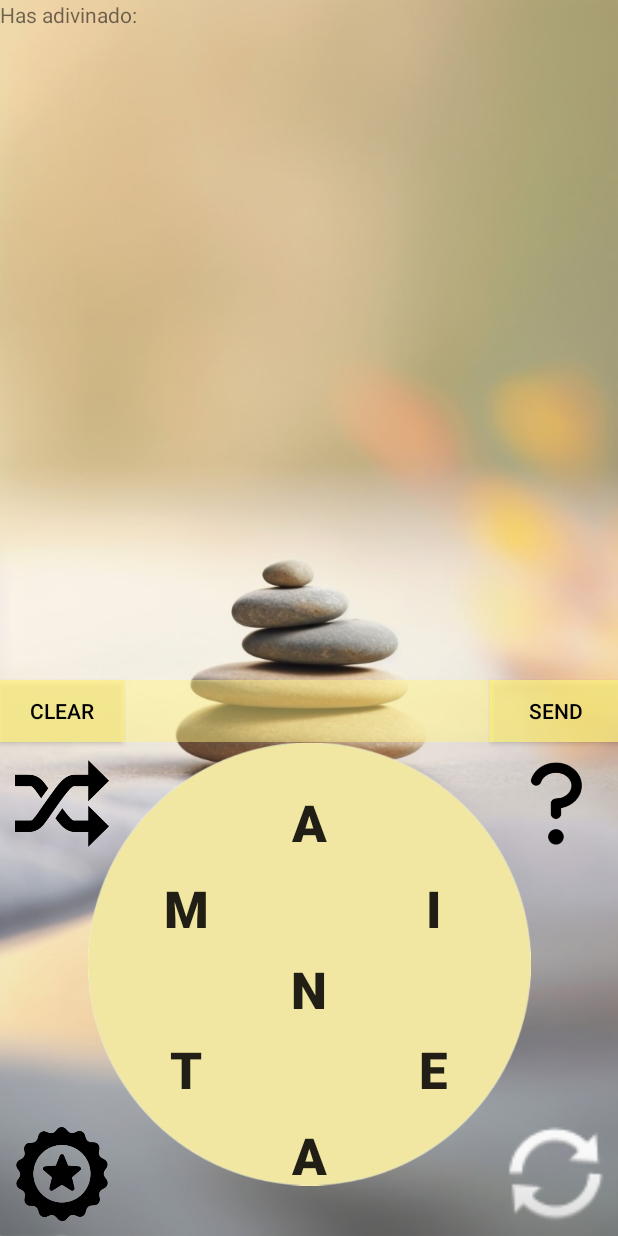
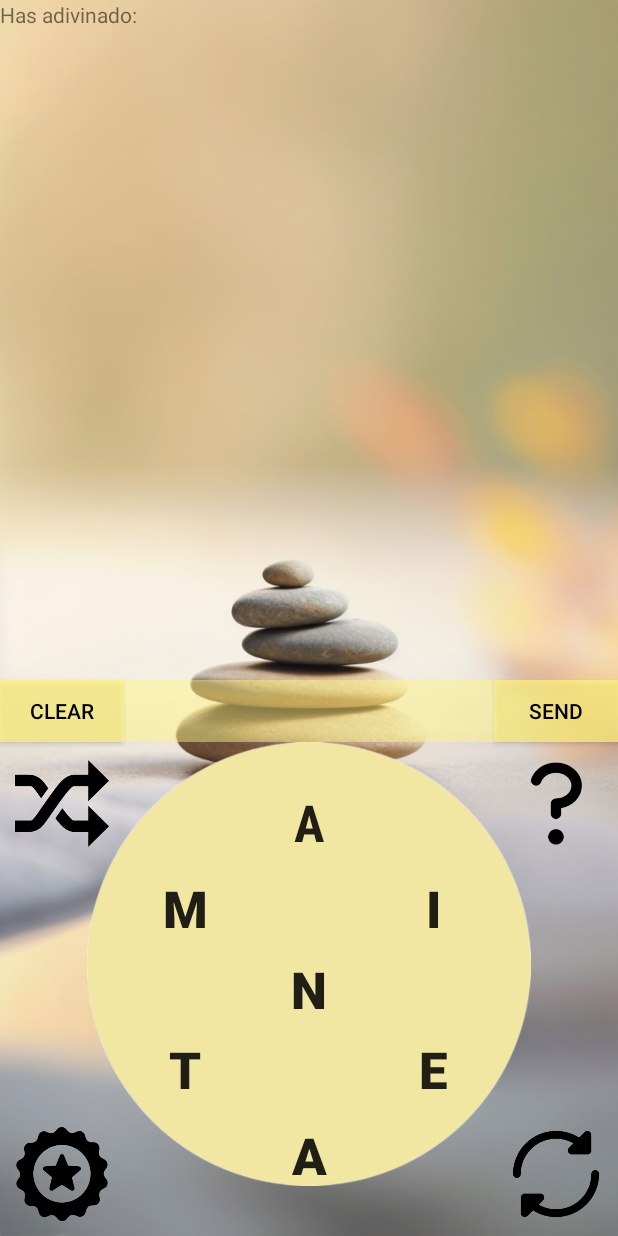
Before and after one commit to jcasben/zenword, an Android app: the layout activity_main.xml on its own in the app's theme, with its tools: preview values and no code run, on a phone screen of 412 x 824 dp. Run offline under Robolectric (Android 15) with nearby library versions, the phone set to English and light mode, and no system bars.

Commit message:
Update: updated gui

```diff
--- a/app/src/main/res/layout/activity_main.xml
+++ b/app/src/main/res/layout/activity_main.xml
@@ -2,124 +2,159 @@
 <androidx.constraintlayout.widget.ConstraintLayout xmlns:android="http://schemas.android.com/apk/res/android"
                                                    xmlns:app="http://schemas.android.com/apk/res-auto"
                                                    xmlns:tools="http://schemas.android.com/tools"
-    android:layout_width="wrap_content"
+                                                   android:layout_width="match_parent"
                                                    android:layout_height="match_parent"
                                                    android:background="@drawable/background1"
-    tools:context=".MainActivity">
+                                                   tools:context=".MainActivity"
+                                                    android:id="@+id/main">
 
     <androidx.constraintlayout.widget.Guideline
-        android:id="@+id/guideline"
+            android:id="@+id/guideCorrectWords"
             android:layout_width="wrap_content"
             android:layout_height="wrap_content"
             android:orientation="horizontal"
-        app:layout_constraintGuide_percent="0.2" />
+            app:layout_constraintGuide_percent="0.15"/>
 
     <androidx.constraintlayout.widget.Guideline
-        android:id="@+id/guideline3"
+            android:id="@+id/guideTButtons"
             android:layout_width="wrap_content"
             android:layout_height="wrap_content"
             android:orientation="horizontal"
-        app:layout_constraintGuide_percent="0.55" />
+            app:layout_constraintGuide_percent="0.55"/>
 
     <androidx.constraintlayout.widget.Guideline
-        android:id="@+id/guideline2"
+            android:id="@+id/guideBButtons"
             android:layout_width="wrap_content"
             android:layout_height="wrap_content"
             android:orientation="horizontal"
-        app:layout_constraintGuide_percent="0.60" />
+            app:layout_constraintGuide_percent="0.60"/>
 
     <androidx.constraintlayout.widget.Guideline
             android:id="@+id/guideline10"
             android:layout_width="wrap_content"
             android:layout_height="wrap_content"
             android:orientation="horizontal"
-        app:layout_constraintGuide_percent="0.63" />
+            app:layout_constraintGuide_percent="0.63"/>
+
+    <androidx.constraintlayout.widget.Guideline
+            android:orientation="horizontal"
+            android:layout_width="wrap_content"
+            android:layout_height="wrap_content" android:id="@+id/guideW0"
+            app:layout_constraintGuide_percent="0.17"/>
+
+    <androidx.constraintlayout.widget.Guideline
+            android:id="@+id/guideW1"
+            android:layout_width="wrap_content"
+            android:layout_height="wrap_content"
+            android:orientation="horizontal"
+            app:layout_constraintGuide_percent="0.24"/>
+    <androidx.constraintlayout.widget.Guideline
+            android:id="@+id/guideW2"
+            android:layout_width="wrap_content"
+            android:layout_height="wrap_content"
+            android:orientation="horizontal"
+            app:layout_constraintGuide_percent="0.31"/>
+    <androidx.constraintlayout.widget.Guideline
+            android:id="@+id/guideW3"
+            android:layout_width="wrap_content"
+            android:layout_height="wrap_content"
+            android:orientation="horizontal"
+            app:layout_constraintGuide_percent="0.38"/>
+    <androidx.constraintlayout.widget.Guideline
+            android:id="@+id/guideW4"
+            android:layout_width="wrap_content"
+            android:layout_height="wrap_content"
+            android:orientation="horizontal"
+            app:layout_constraintGuide_percent="0.45"/>
+    <androidx.constraintlayout.widget.Guideline
+            android:orientation="horizontal"
+            android:layout_width="wrap_content"
+            android:layout_height="wrap_content"
+            android:id="@+id/guideW5" app:layout_constraintGuide_percent="0.52"/>
 
     <androidx.constraintlayout.widget.Guideline
             android:id="@+id/guideline6"
             android:layout_width="wrap_content"
             android:layout_height="wrap_content"
             android:orientation="horizontal"
-        app:layout_constraintGuide_percent="0.7" />
+            app:layout_constraintGuide_percent="0.7"/>
 
     <androidx.constraintlayout.widget.Guideline
             android:id="@+id/guideline11"
             android:layout_width="wrap_content"
             android:layout_height="wrap_content"
             android:orientation="horizontal"
-        app:layout_constraintGuide_percent="0.8" />
+            app:layout_constraintGuide_percent="0.8"/>
 
     <androidx.constraintlayout.widget.Guideline
             android:id="@+id/guideline7"
             android:layout_width="wrap_content"
             android:layout_height="wrap_content"
             android:orientation="horizontal"
-        app:layout_constraintGuide_percent="0.9" />
+            app:layout_constraintGuide_percent="0.9"/>
 
     <androidx.constraintlayout.widget.Guideline
             android:id="@+id/guideline12"
             android:layout_width="wrap_content"
             android:layout_height="wrap_content"
             android:orientation="horizontal"
-        app:layout_constraintGuide_percent="0.97" />
+            app:layout_constraintGuide_percent="0.97"/>
 
     <androidx.constraintlayout.widget.Guideline
             android:id="@+id/guideline13"
             android:layout_width="wrap_content"
             android:layout_height="wrap_content"
             android:orientation="horizontal"
-        app:layout_constraintGuide_percent="0.77" />
+            app:layout_constraintGuide_percent="0.77"/>
 
     <androidx.constraintlayout.widget.Guideline
             android:id="@+id/guideline14"
             android:layout_width="wrap_content"
             android:layout_height="wrap_content"
             android:orientation="horizontal"
-        app:layout_constraintGuide_percent="0.83" />
+            app:layout_constraintGuide_percent="0.83"/>
 
     <androidx.constraintlayout.widget.Guideline
             android:id="@+id/guideline5"
             android:layout_width="wrap_content"
             android:layout_height="wrap_content"
             android:orientation="vertical"
-        app:layout_constraintGuide_percent="0.8" />
+            app:layout_constraintGuide_percent="0.8"/>
 
     <androidx.constraintlayout.widget.Guideline
             android:id="@+id/guideline4"
             android:layout_width="wrap_content"
             android:layout_height="wrap_content"
             android:orientation="vertical"
-        app:layout_constraintGuide_percent="0.2" />
+            app:layout_constraintGuide_percent="0.2"/>
 
     <androidx.constraintlayout.widget.Guideline
             android:id="@+id/guideline8"
             android:layout_width="wrap_content"
             android:layout_height="wrap_content"
             android:orientation="vertical"
-        app:layout_constraintGuide_percent="0.55" />
+            app:layout_constraintGuide_percent="0.55"/>
 
     <TextView
             android:id="@+id/correctWordsTextView"
             android:layout_width="0dp"
             android:layout_height="0dp"
             android:text="Has adivinado: "
-        app:layout_constraintBottom_toTopOf="@+id/guideline"
+            app:layout_constraintBottom_toTopOf="@+id/guideCorrectWords"
             app:layout_constraintEnd_toEndOf="parent"
             app:layout_constraintStart_toStartOf="parent"
-        app:layout_constraintTop_toTopOf="parent" />
+            app:layout_constraintTop_toTopOf="parent"/>
 
     <ImageView
             android:id="@+id/imageView"
-        android:layout_width="295dp"
-        android:layout_height="296dp"
+            android:layout_width="0dp"
+            android:layout_height="0dp"
             app:layout_constraintBottom_toBottomOf="parent"
             app:layout_constraintDimensionRatio="1:1"
-        app:layout_constraintEnd_toStartOf="@+id/guideline5"
-        app:layout_constraintStart_toStartOf="@+id/guideline4"
-        app:layout_constraintTop_toTopOf="@+id/guideline2"
+            app:layout_constraintTop_toTopOf="@+id/guideBButtons"
             app:layout_constraintVertical_bias="0.0"
-        app:srcCompat="@drawable/circulo" />
-
+            app:srcCompat="@drawable/circulo"
+            app:layout_constraintEnd_toStartOf="@+id/guideline" app:layout_constraintStart_toStartOf="@+id/guideline2"/>
     <Button
             android:id="@+id/buttonShuffle"
             android:layout_width="0dp"
@@ -133,7 +168,7 @@
             app:layout_constraintBottom_toTopOf="@+id/guideline6"
             app:layout_constraintEnd_toStartOf="@+id/guideline4"
             app:layout_constraintStart_toStartOf="parent"
-        app:layout_constraintTop_toTopOf="@+id/guideline2" />
+            app:layout_constraintTop_toTopOf="@+id/guideBButtons"/>
 
     <Button
             android:id="@+id/button2"
@@ -143,7 +178,7 @@
             app:layout_constraintBottom_toTopOf="@+id/guideline6"
             app:layout_constraintEnd_toEndOf="parent"
             app:layout_constraintStart_toStartOf="@+id/guideline5"
-        app:layout_constraintTop_toTopOf="@+id/guideline2" />
+            app:layout_constraintTop_toTopOf="@+id/guideBButtons"/>
 
     <Button
             android:id="@+id/buttonBonus"
@@ -159,24 +194,25 @@
             app:layout_constraintEnd_toStartOf="@+id/guideline4"
             app:layout_constraintStart_toStartOf="parent"
             app:layout_constraintTop_toTopOf="@+id/guideline7"
-        tools:text="0" />
+            tools:text="0"/>
 
     <Button
             android:id="@+id/buttonReset"
             android:layout_width="0dp"
             android:layout_height="0dp"
-        android:background="@android:drawable/ic_popup_sync"
+            android:background="@drawable/restart"
             app:layout_constraintBottom_toBottomOf="parent"
             app:layout_constraintEnd_toEndOf="parent"
             app:layout_constraintStart_toStartOf="@+id/guideline5"
-        app:layout_constraintTop_toTopOf="@+id/guideline7" />
+            app:layout_constraintTop_toTopOf="@+id/guideline7" android:layout_marginTop="10dp"
+            android:layout_marginEnd="10dp" android:layout_marginStart="10dp" android:layout_marginBottom="10dp"/>
 
     <androidx.constraintlayout.widget.Guideline
             android:id="@+id/guideline9"
             android:layout_width="wrap_content"
             android:layout_height="wrap_content"
             android:orientation="vertical"
-        app:layout_constraintGuide_percent="0.45" />
+            app:layout_constraintGuide_percent="0.45"/>
 
     <TextView
             android:id="@+id/textVWordFormation"
@@ -187,12 +223,12 @@
             android:textColor="#000000"
             android:textSize="32sp"
             android:textStyle="bold"
-        app:layout_constraintBottom_toTopOf="@+id/guideline2"
+            app:layout_constraintBottom_toTopOf="@+id/guideBButtons"
             app:layout_constraintEnd_toStartOf="@+id/guideline5"
             app:layout_constraintHorizontal_bias="1.0"
             app:layout_constraintStart_toStartOf="@+id/guideline4"
-        app:layout_constraintTop_toTopOf="@+id/guideline3"
-        app:layout_constraintVertical_bias="0.0" />
+            app:layout_constraintTop_toTopOf="@+id/guideTButtons"
+            app:layout_constraintVertical_bias="0.0" android:gravity="center_vertical"/>
 
     <Button
             android:id="@+id/buttonClear"
@@ -205,25 +241,25 @@
             android:text="Clear"
             android:textAlignment="center"
             android:textColor="@color/black"
-        app:layout_constraintBottom_toTopOf="@+id/guideline2"
+            app:layout_constraintBottom_toTopOf="@+id/guideBButtons"
             app:layout_constraintEnd_toStartOf="@+id/guideline4"
             app:layout_constraintStart_toStartOf="parent"
-        app:layout_constraintTop_toTopOf="@+id/guideline3"
-        app:layout_constraintVertical_bias="0.09" />
+            app:layout_constraintTop_toTopOf="@+id/guideTButtons"
+            app:layout_constraintVertical_bias="0.09"/>
 
     <Button
             android:id="@+id/buttonSend"
-        android:layout_width="wrap_content"
+            android:layout_width="0dp"
             android:layout_height="0dp"
             android:background="#BFFFF281"
             android:backgroundTint="#00000000"
             android:backgroundTintMode="add"
             android:text="Send"
             android:textColor="@color/black"
-        app:layout_constraintBottom_toTopOf="@+id/guideline2"
+            app:layout_constraintBottom_toTopOf="@+id/guideBButtons"
             app:layout_constraintEnd_toEndOf="parent"
             app:layout_constraintStart_toStartOf="@+id/guideline5"
-        app:layout_constraintTop_toTopOf="@+id/guideline3" />
+            app:layout_constraintTop_toTopOf="@+id/guideTButtons"/>
 
     <Button
             android:id="@+id/buttonL6"
@@ -238,7 +274,7 @@
             app:layout_constraintEnd_toStartOf="@+id/guideline16"
             app:layout_constraintStart_toStartOf="@+id/guideline15"
             app:layout_constraintTop_toTopOf="@+id/guideline6"
-        app:layout_constraintVertical_bias="0.0" />
+            app:layout_constraintVertical_bias="0.0"/>
 
     <Button
             android:id="@+id/buttonL3"
@@ -253,7 +289,7 @@
             app:layout_constraintEnd_toStartOf="@+id/guideline8"
             app:layout_constraintHorizontal_bias="0.0"
             app:layout_constraintStart_toStartOf="@+id/guideline9"
-        app:layout_constraintTop_toTopOf="@+id/guideline13" />
+            app:layout_constraintTop_toTopOf="@+id/guideline13"/>
 
     <Button
             android:id="@+id/buttonL4"
@@ -267,7 +303,7 @@
             app:layout_constraintBottom_toTopOf="@+id/guideline12"
             app:layout_constraintEnd_toStartOf="@+id/guideline8"
             app:layout_constraintStart_toStartOf="@+id/guideline9"
-        app:layout_constraintTop_toTopOf="@+id/guideline7" />
+            app:layout_constraintTop_toTopOf="@+id/guideline7"/>
 
     <Button
             android:id="@+id/buttonL5"
@@ -282,7 +318,7 @@
             app:layout_constraintEnd_toStartOf="@+id/guideline18"
             app:layout_constraintStart_toStartOf="@+id/guideline17"
             app:layout_constraintTop_toTopOf="@+id/guideline6"
-        app:layout_constraintVertical_bias="0.0" />
+            app:layout_constraintVertical_bias="0.0"/>
 
     <Button
             android:id="@+id/buttonL2"
@@ -296,7 +332,7 @@
             app:layout_constraintBottom_toTopOf="@+id/guideline7"
             app:layout_constraintEnd_toStartOf="@+id/guideline16"
             app:layout_constraintStart_toStartOf="@+id/guideline15"
-        app:layout_constraintTop_toTopOf="@+id/guideline14" />
+            app:layout_constraintTop_toTopOf="@+id/guideline14"/>
 
     <Button
             android:id="@+id/buttonL1"
@@ -311,35 +347,36 @@
             app:layout_constraintEnd_toStartOf="@+id/guideline18"
             app:layout_constraintStart_toStartOf="@+id/guideline17"
             app:layout_constraintTop_toTopOf="@+id/guideline14"
-        app:layout_constraintVertical_bias="0.0" />
+            app:layout_constraintVertical_bias="0.0"/>
 
     <androidx.constraintlayout.widget.Guideline
             android:id="@+id/guideline15"
             android:layout_width="wrap_content"
             android:layout_height="wrap_content"
             android:orientation="vertical"
-        app:layout_constraintGuide_percent="0.65" />
+            app:layout_constraintGuide_percent="0.65"/>
 
     <androidx.constraintlayout.widget.Guideline
             android:id="@+id/guideline16"
             android:layout_width="wrap_content"
             android:layout_height="wrap_content"
             android:orientation="vertical"
-        app:layout_constraintGuide_percent="0.75" />
+            app:layout_constraintGuide_percent="0.75"/>
 
     <androidx.constraintlayout.widget.Guideline
             android:id="@+id/guideline17"
             android:layout_width="wrap_content"
             android:layout_height="wrap_content"
             android:orientation="vertical"
-        app:layout_constraintGuide_percent="0.25304136" />
+            app:layout_constraintGuide_percent="0.25
+"/>
 
     <androidx.constraintlayout.widget.Guideline
             android:id="@+id/guideline18"
             android:layout_width="wrap_content"
             android:layout_height="wrap_content"
             android:orientation="vertical"
-        app:layout_constraintGuide_percent="0.35" />
+            app:layout_constraintGuide_percent="0.35"/>
 
     <Button
             android:id="@+id/buttonL0"
@@ -352,34 +389,16 @@
             app:layout_constraintBottom_toTopOf="@+id/guideline6"
             app:layout_constraintEnd_toStartOf="@+id/guideline8"
             app:layout_constraintStart_toStartOf="@+id/guideline9"
-        app:layout_constraintTop_toTopOf="@+id/guideline10" />
-
+            app:layout_constraintTop_toTopOf="@+id/guideline10" android:fontFamily="sans-serif-condensed"/>
     <androidx.constraintlayout.widget.Guideline
-        android:id="@+id/guideline19"
+            android:orientation="vertical"
             android:layout_width="wrap_content"
-        android:layout_height="wrap_content"
-        android:orientation="horizontal"
-        app:layout_constraintGuide_percent="0.35" />
-
+            android:layout_height="wrap_content" android:id="@+id/guideline"
+            app:layout_constraintGuide_percent="0.86"/>
     <androidx.constraintlayout.widget.Guideline
-        android:id="@+id/guideline20"
+            android:orientation="vertical"
             android:layout_width="wrap_content"
-        android:layout_height="wrap_content"
-        android:orientation="horizontal"
-        app:layout_constraintGuide_percent="0.28" />
-
-    <androidx.constraintlayout.widget.Guideline
-        android:id="@+id/guideline21"
-        android:layout_width="wrap_content"
-        android:layout_height="wrap_content"
-        android:orientation="horizontal"
-        app:layout_constraintGuide_percent="0.4131327" />
-
-    <androidx.constraintlayout.widget.Guideline
-        android:id="@+id/guideline22"
-        android:layout_width="wrap_content"
-        android:layout_height="wrap_content"
-        android:orientation="horizontal"
-        app:layout_constraintGuide_percent="0.48563612" />
+            android:layout_height="wrap_content" android:id="@+id/guideline2"
+            app:layout_constraintGuide_percent="0.14"/>
 
 </androidx.constraintlayout.widget.ConstraintLayout>
```
Lines whose indentation alone changed are shown as unchanged.
